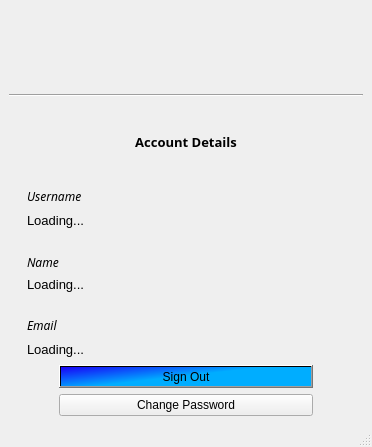
Before: the Qt Designer form ui/accountDetails.ui in nfoert/jadelauncher_actionstest, drawn with Qt 5.
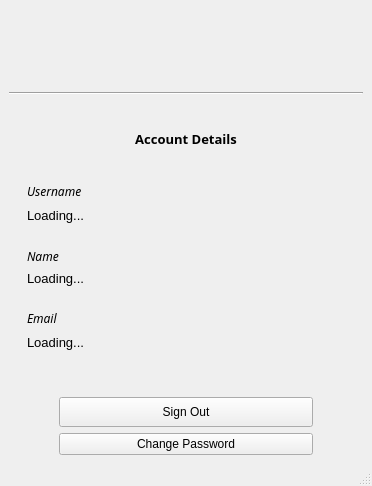
After: the same form once the commit is applied. Icons and pictures are not drawn.

Diff of the .ui file:
```diff
--- a/ui/accountDetails.ui
+++ b/ui/accountDetails.ui
@@ -7,7 +7,7 @@
     <x>0</x>
     <y>0</y>
     <width>372</width>
-    <height>447</height>
+    <height>486</height>
    </rect>
   </property>
   <property name="windowTitle">
@@ -273,6 +273,22 @@
         </item>
        </layout>
       </item>
+      <item>
+       <spacer name="verticalSpacer_3">
+        <property name="orientation">
+         <enum>Qt::Vertical</enum>
+        </property>
+        <property name="sizeType">
+         <enum>QSizePolicy::Fixed</enum>
+        </property>
+        <property name="sizeHint" stdset="0">
+         <size>
+          <width>20</width>
+          <height>40</height>
+         </size>
+        </property>
+       </spacer>
+      </item>
       <item>
        <layout class="QHBoxLayout" name="horizontalLayout_3">
         <item>
@@ -295,12 +311,15 @@
          <layout class="QGridLayout" name="buttonsBox">
           <item row="0" column="0">
            <widget class="QPushButton" name="buttonsBox_signOut">
+            <property name="minimumSize">
+             <size>
+              <width>0</width>
+              <height>30</height>
+             </size>
+            </property>
             <property name="statusTip">
              <string>Sign out of your Jade Account</string>
             </property>
-            <property name="styleSheet">
-             <string notr="true">background-color: qlineargradient(spread:pad, x1:0, y1:0, x2:0.579545, y2:0.392, stop:0 rgba(24, 0, 246, 255), stop:0.965909 rgba(0, 173, 255, 255));</string>
-            </property>
             <property name="text">
              <string>Sign Out</string>
             </property>
```
